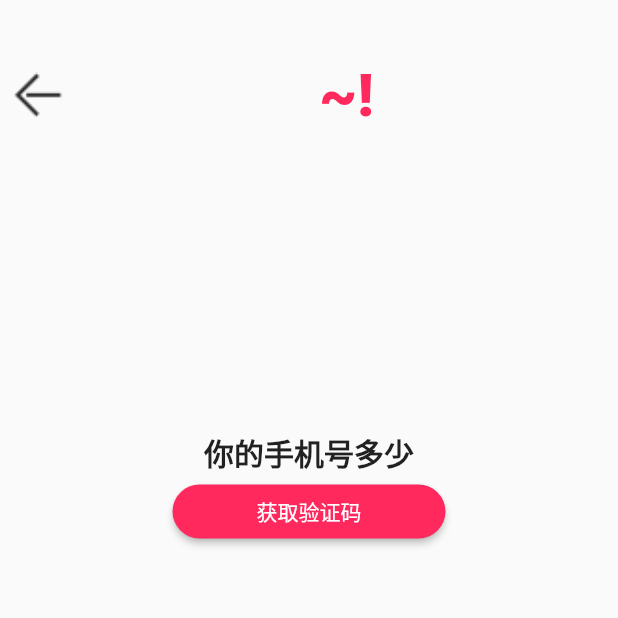
After one commit to MonkeyLLuffy/flutterLearn, a Flutter app: the InputPhonePage screen opened directly, on a phone screen of 412 x 824 dp, the top half of it. The commit adds this screen. Run offline on Flutter 3.47's test engine with Material 2 defaults, Android fonts, the light colour scheme and no system bars; missing offline and left inert: dart:ffi.

Commit message:
输入手机号码和验证码页面，封装了titlebar

```diff
--- a/flutter_app1/lib/component/SizeText.dart
+++ b/flutter_app1/lib/component/SizeText.dart
@@ -4,16 +4,20 @@ import 'package:flutter/material.dart';
 
 class SizedText extends StatelessWidget {
   String textContent;
+  FontWeight? fontWeight;
+
   var textSize = 16.0;
   Color? textColor = Colors.black;
-  SizedText(this.textContent, this.textSize, {Key? key, this.textColor})
+  SizedText(this.textContent, this.textSize,
+      {Key? key, this.textColor, this.fontWeight})
       : super(key: key);
 
   @override
   Widget build(BuildContext context) {
     return Text(
       this.textContent,
-      style: TextStyle(color: textColor, fontSize: textSize),
+      style: TextStyle(
+          color: textColor, fontSize: textSize, fontWeight: fontWeight),
     );
   }
 }
--- /dev/null
+++ b/flutter_app1/lib/component/TitleBar.dart
@@ -0,0 +1,37 @@
+import 'package:flutter/material.dart';
+import 'package:flutterapp1/component/SizeText.dart';
+
+class TitleBar extends StatelessWidget {
+  const TitleBar({Key? key}) : super(key: key);
+
+  @override
+  Widget build(BuildContext context) {
+    return Container(
+      child: Row(
+        children: [
+          GestureDetector(
+              onTap: () => {Navigator.of(context).pop()},
+              behavior: HitTestBehavior.translucent,
+              child: Container(
+                height: 40,
+                width: 50,
+                child: Image.asset(
+                  "assets/fanhui.png",
+                  fit: BoxFit.fitHeight,
+                ),
+              )),
+          Expanded(
+              child: Container(
+            alignment: Alignment.center,
+            child: SizedText(
+              "~!",
+              40,
+              fontWeight: FontWeight.w900,
+              textColor: Color(0xffFF295E),
+            ),
+          ))
+        ],
+      ),
+    );
+  }
+}
--- a/flutter_app1/lib/dart/Routes.dart
+++ b/flutter_app1/lib/dart/Routes.dart
@@ -1,4 +1,6 @@
 import 'package:flutter/material.dart';
+import 'package:flutterapp1/kehuaApp/InputPhonePage.dart';
+import 'package:flutterapp1/kehuaApp/InputVerifyCode.dart';
 import 'package:flutterapp1/kehuaApp/Login.dart';
 import 'package:flutterapp1/kehuaApp/PhoneLogin.dart';
 import 'TabPage.dart';
@@ -10,6 +12,8 @@ final routes = {
   "/home": (context) => TabsPage(),
   "/": (context) => LoginPage(),
   '/login': (context) => PhoneLoginPage(),
+  '/inputPhone': (context) => InputPhonePage(),
+  '/inputVerifyCode': (context) => InputVerifyCodePage(),
   '/cert': (context) => CertPage(),
   '/search': (context, {arguments}) => SearchPage(arguments: arguments)
 };
--- /dev/null
+++ b/flutter_app1/lib/kehuaApp/InputPhonePage.dart
@@ -0,0 +1,42 @@
+import 'package:flutter/material.dart';
+import 'package:flutterapp1/component/RoundButton.dart';
+import 'package:flutterapp1/component/SizeText.dart';
+import 'package:flutterapp1/component/TitleBar.dart';
+
+class InputPhonePage extends StatelessWidget {
+  @override
+  Widget build(BuildContext context) {
+    return Scaffold(
+      body: Align(
+          alignment: Alignment.topLeft,
+          child: new Container(
+            child: Column(
+              children: [
+                SizedBox(
+                  height: 40,
+                ),
+                // 第一行，返回键
+                TitleBar(),
+                SizedBox(
+                  height: 200,
+                ),
+                Align(
+                  alignment: Alignment.center,
+                  child: SizedText(
+                    "你的手机号多少",
+                    20,
+                    fontWeight: FontWeight.bold,
+                  ),
+                ),
+                RoundButton("获取验证码", 30,
+                    btnBgColor: Color(0xffFF295E),
+                    width: 150,
+                    btnTextColor: Colors.white,
+                    onPressed: () =>
+                        {Navigator.of(context).pushNamed("/inputVerifyCode")})
+              ],
+            ),
+          )),
+    );
+  }
+}
--- /dev/null
+++ b/flutter_app1/lib/kehuaApp/InputVerifyCode.dart
@@ -0,0 +1,21 @@
+import 'package:flutter/material.dart';
+import 'package:flutterapp1/component/TitleBar.dart';
+
+class InputVerifyCodePage extends StatelessWidget {
+  const InputVerifyCodePage({Key? key}) : super(key: key);
+
+  @override
+  Widget build(BuildContext context) {
+    return Scaffold(
+      body: Container(
+          child: new Column(
+        children: [
+          SizedBox(
+            height: 40,
+          ),
+          TitleBar(),
+        ],
+      )),
+    );
+  }
+}
--- a/flutter_app1/lib/kehuaApp/PhoneLogin.dart
+++ b/flutter_app1/lib/kehuaApp/PhoneLogin.dart
@@ -53,6 +53,8 @@ class PhoneLoginPage extends StatelessWidget {
                   child: RoundButton("输入手机号登录", 50.0,
                       btnBgColor: Color(0xffF8F7FC),
                       width: 250,
+                      onPressed: () =>
+                          {Navigator.of(context).pushNamed("/inputPhone")},
                       btnTextColor: Color(0xffFF295E),
                       textSize: 20)),
             ],
--- a/flutter_app1/pubspec.yaml
+++ b/flutter_app1/pubspec.yaml
@@ -68,7 +68,8 @@ flutter:
   #         style: italic
   #   - family: Trajan Pro
   assets:
-    - assets/login_bg.jpg
+    - assets/qianjin.png
+    - assets/fanhui.png
       # fonts:
         # - asset: fonts/TrajanPro.ttf
 
```
Also changed, not shown: flutter_app1/assets/fanhui.png (added), flutter_app1/assets/login_bg.jpg (deleted), flutter_app1/assets/qianjin.png (added).
